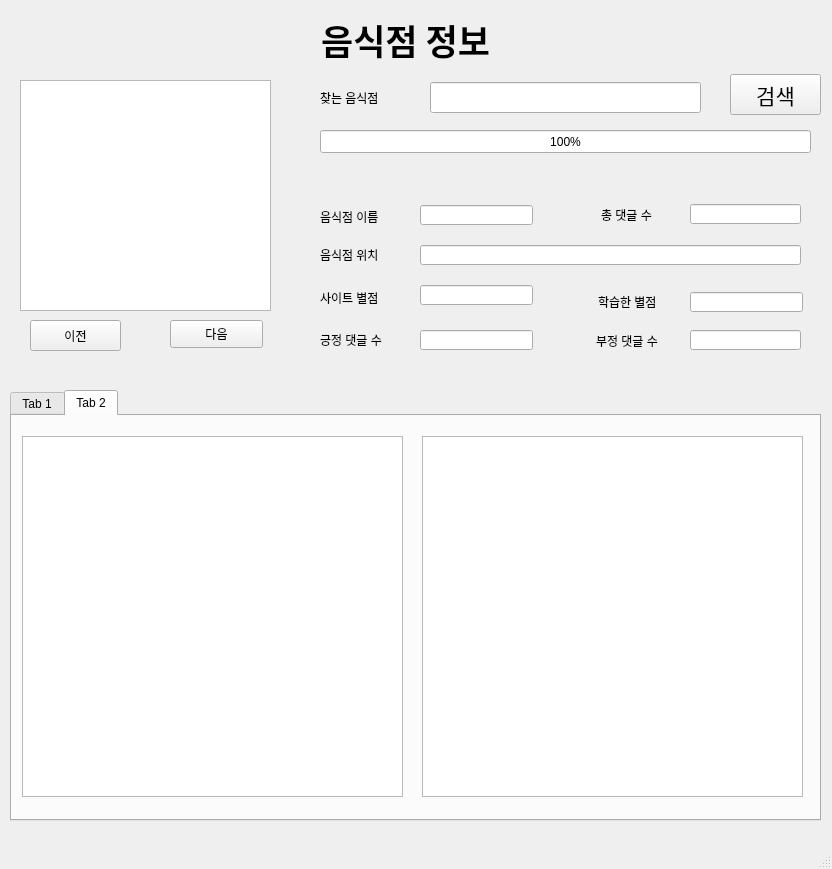
First picture: the form in Page_Gui_Test.ui, repository loisRK/gp_team, before the edit.
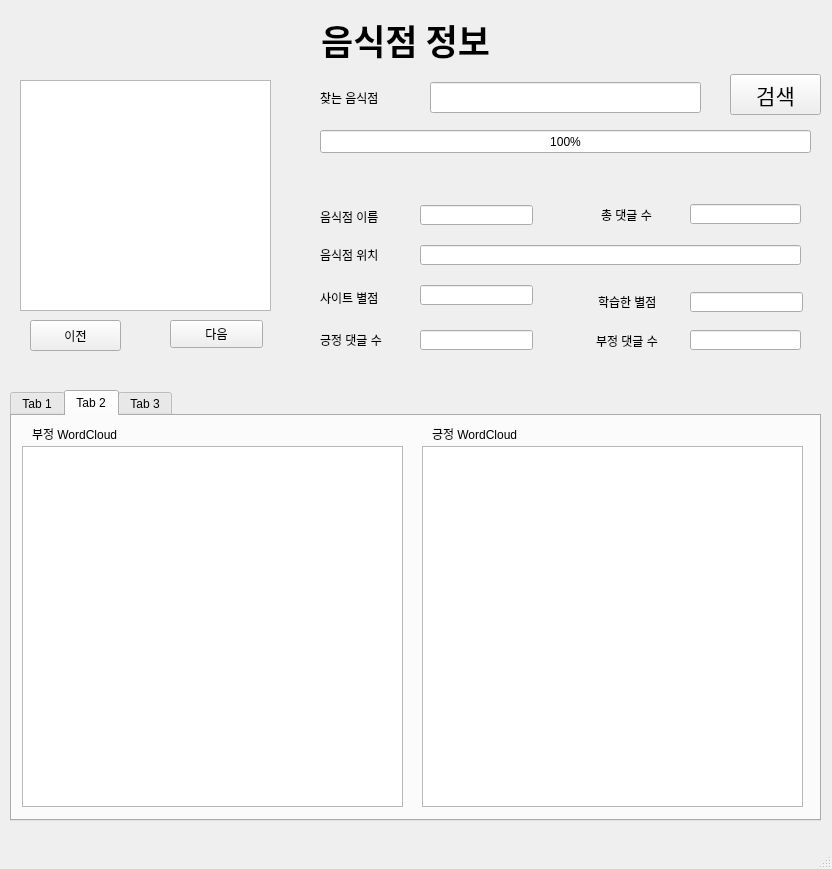
Second picture: the form after the edit. The open tabs and pages were chosen to show the change.

Commit message: [selenium+bs4] selenium으로 크롤링 후 bs4로 내용 분석, GUI 내용 일부 수정(tab 추가)

```diff
--- a/Page_Gui_Test.ui
+++ b/Page_Gui_Test.ui
@@ -329,7 +329,7 @@
       <property name="geometry">
        <rect>
         <x>10</x>
-        <y>20</y>
+        <y>30</y>
         <width>381</width>
         <height>361</height>
        </rect>
@@ -339,10 +339,64 @@
       <property name="geometry">
        <rect>
         <x>410</x>
-        <y>20</y>
+        <y>30</y>
         <width>381</width>
         <height>361</height>
        </rect>
+      </property>
+     </widget>
+     <widget class="QLabel" name="label_12">
+      <property name="geometry">
+       <rect>
+        <x>20</x>
+        <y>10</y>
+        <width>121</width>
+        <height>16</height>
+       </rect>
+      </property>
+      <property name="text">
+       <string>부정 WordCloud</string>
+      </property>
+     </widget>
+     <widget class="QLabel" name="label_13">
+      <property name="geometry">
+       <rect>
+        <x>420</x>
+        <y>10</y>
+        <width>121</width>
+        <height>16</height>
+       </rect>
+      </property>
+      <property name="text">
+       <string>긍정 WordCloud</string>
+      </property>
+     </widget>
+    </widget>
+    <widget class="QWidget" name="tab_3">
+     <attribute name="title">
+      <string>Tab 3</string>
+     </attribute>
+     <widget class="QListView" name="listView">
+      <property name="geometry">
+       <rect>
+        <x>260</x>
+        <y>20</y>
+        <width>501</width>
+        <height>371</height>
+       </rect>
+      </property>
+     </widget>
+     <widget class="QLabel" name="label_10">
+      <property name="geometry">
+       <rect>
+        <x>40</x>
+        <y>20</y>
+        <width>171</width>
+        <height>16</height>
+       </rect>
+      </property>
+      <property name="text">
+       <string>MENU TOP 5</string>
       </property>
      </widget>
     </widget>
```
Left out of the diff: 27 changed lines with no effect on the pictures. The commit also changes 4 other files.
